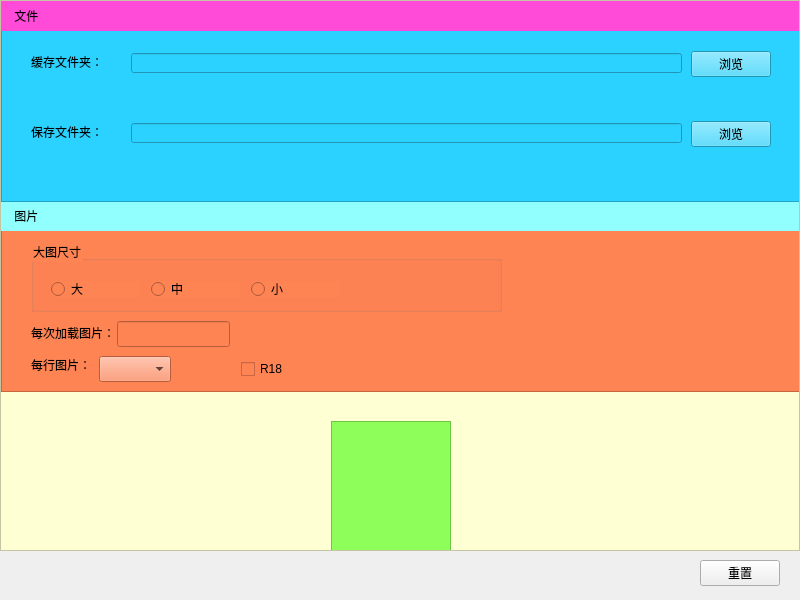
Qt form qtcreatorFile/SettingWindow.ui (TigaNoEnemy/PixivProject) before a commit.
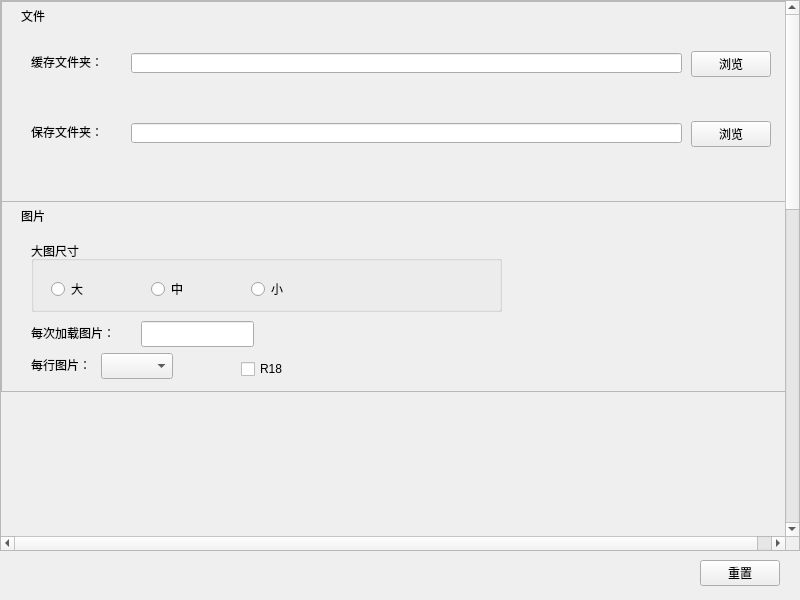
The same form after that commit. Icons and pictures are not drawn.

```diff
--- a/qtcreatorFile/SettingWindow.ui
+++ b/qtcreatorFile/SettingWindow.ui
@@ -13,7 +13,19 @@
   <property name="windowTitle">
    <string>MainWindow</string>
   </property>
-  <widget class="QWidget" name="centralwidget">
+  <property name="windowIcon">
+   <iconset>
+    <normaloff>./RES/设置-p.png</normaloff>./RES/设置-p.png</iconset>
+  </property>
+  <widget class="QWidget" name="centralwidget" native="true">
+   <property name="geometry">
+    <rect>
+     <x>0</x>
+     <y>0</y>
+     <width>800</width>
+     <height>586</height>
+    </rect>
+   </property>
    <widget class="QScrollArea" name="scrollArea">
     <property name="geometry">
      <rect>
@@ -23,8 +35,8 @@
       <height>551</height>
      </rect>
     </property>
-    <property name="styleSheet">
-     <string notr="true">background-color: rgb(255, 255, 212);</string>
+    <property name="widgetResizable">
+     <bool>false</bool>
     </property>
     <widget class="QWidget" name="scrollAreaWidgetContents">
      <property name="geometry">
@@ -32,7 +44,7 @@
        <x>0</x>
        <y>0</y>
        <width>798</width>
-       <height>549</height>
+       <height>1392</height>
       </rect>
      </property>
      <widget class="QFrame" name="pic_frame">
@@ -44,9 +56,6 @@
         <height>191</height>
        </rect>
       </property>
-      <property name="styleSheet">
-       <string notr="true">background-color: rgb(255, 132, 84);</string>
-      </property>
       <property name="frameShape">
        <enum>QFrame::StyledPanel</enum>
       </property>
@@ -56,18 +65,14 @@
       <widget class="QLabel" name="pic_title_label">
        <property name="geometry">
         <rect>
-         <x>0</x>
+         <x>20</x>
          <y>0</y>
-         <width>801</width>
+         <width>781</width>
          <height>30</height>
         </rect>
        </property>
-       <property name="styleSheet">
-        <string notr="true">background-color: rgb(146, 255, 255);
-font: 20pt &quot;Noto Sans CJK SC&quot;;</string>
-       </property>
        <property name="text">
-        <string>    图片</string>
+        <string>图片</string>
        </property>
       </widget>
       <widget class="QCheckBox" name="r18_checkBox">
@@ -138,8 +143,8 @@
       <widget class="QComboBox" name="everyRowPicNumComboBox">
        <property name="geometry">
         <rect>
-         <x>98</x>
-         <y>155</y>
+         <x>100</x>
+         <y>152</y>
          <width>72</width>
          <height>26</height>
         </rect>
@@ -161,7 +166,7 @@
       <widget class="QLineEdit" name="every_time_show_pic_num_lineEdit">
        <property name="geometry">
         <rect>
-         <x>116</x>
+         <x>140</x>
          <y>120</y>
          <width>113</width>
          <height>26</height>
@@ -194,9 +199,6 @@
         <height>201</height>
        </rect>
       </property>
-      <property name="styleSheet">
-       <string notr="true">background-color: rgb(44, 210, 255);</string>
-      </property>
       <property name="frameShape">
        <enum>QFrame::StyledPanel</enum>
       </property>
@@ -206,18 +208,14 @@
       <widget class="QLabel" name="file_title_label">
        <property name="geometry">
         <rect>
-         <x>0</x>
+         <x>20</x>
          <y>0</y>
-         <width>801</width>
+         <width>781</width>
          <height>30</height>
         </rect>
        </property>
-       <property name="styleSheet">
-        <string notr="true">background-color: rgb(255, 75, 216);
-font: 20pt &quot;Noto Sans CJK SC&quot;;</string>
-       </property>
        <property name="text">
-        <string>    文件</string>
+        <string>文件</string>
        </property>
       </widget>
       <widget class="QLineEdit" name="cache_lineEdit">
@@ -239,9 +237,6 @@
          <height>41</height>
         </rect>
        </property>
-       <property name="styleSheet">
-        <string notr="true">font: 12pt &quot;Agency FB&quot;;</string>
-       </property>
        <property name="text">
         <string>缓存文件夹：</string>
        </property>
@@ -265,9 +260,6 @@
          <height>41</height>
         </rect>
        </property>
-       <property name="styleSheet">
-        <string notr="true">font: 12pt &quot;Agency FB&quot;;</string>
-       </property>
        <property name="text">
         <string>保存文件夹：</string>
        </property>
@@ -299,25 +291,6 @@
        </property>
       </widget>
      </widget>
-     <widget class="QFrame" name="frame">
-      <property name="geometry">
-       <rect>
-        <x>330</x>
-        <y>420</y>
-        <width>120</width>
-        <height>1000</height>
-       </rect>
-      </property>
-      <property name="styleSheet">
-       <string notr="true">background-color: rgb(142, 255, 90);</string>
-      </property>
-      <property name="frameShape">
-       <enum>QFrame::StyledPanel</enum>
-      </property>
-      <property name="frameShadow">
-       <enum>QFrame::Raised</enum>
-      </property>
-     </widget>
     </widget>
    </widget>
    <widget class="QPushButton" name="setDefaultButton">
```
Left out of the diff: 6 changed lines with no effect on the pictures.
